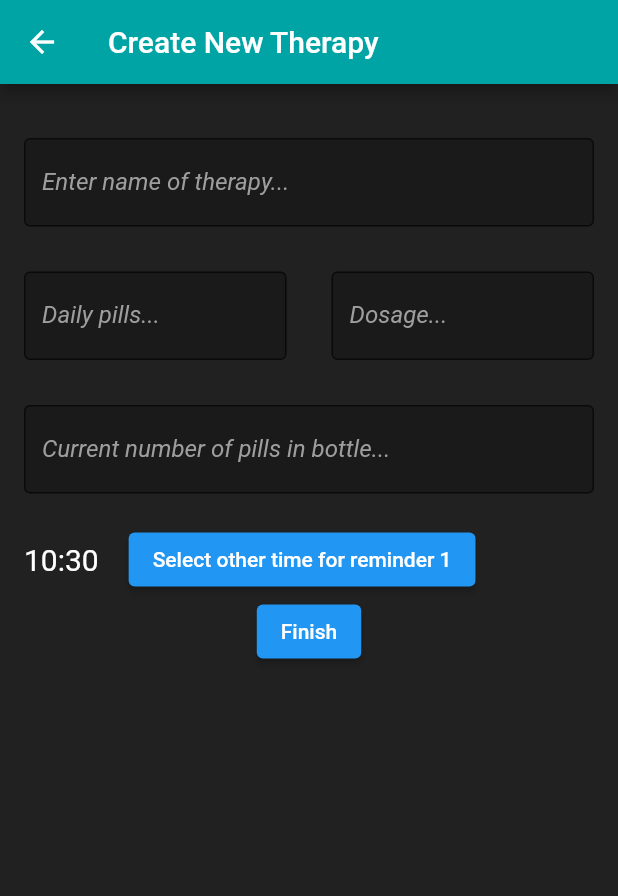
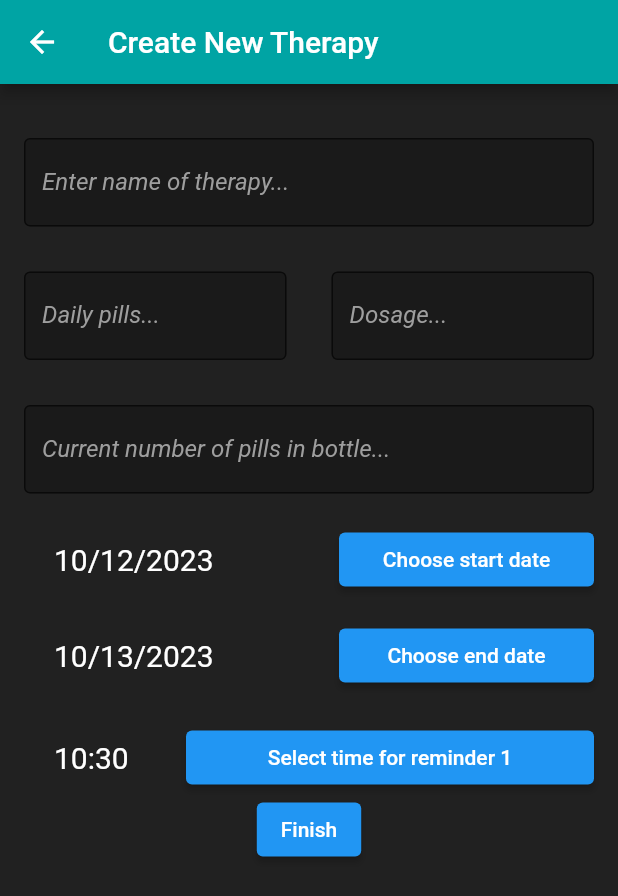
Before and after one commit to mirkomiki/medsearch, a Flutter app: the newTherapy screen opened by its route, on a phone screen of 412 x 824 dp. Shown: the top 896 px of the screen. Run offline on Flutter 3.47's test engine with Material 2 defaults, Android fonts, the phone set to English and light mode, and no system bars; our stand-ins replace animated_splash_screen, flutter_spinkit, syncfusion_flutter_datepicker; missing offline and left inert: animated_snack_bar, dart:ffi.

Commit message:
par dodataka

```diff
--- a/lib/Pages/newTherapy.dart
+++ b/lib/Pages/newTherapy.dart
@@ -1,8 +1,13 @@
 
 
+import 'dart:ffi';
+
 import 'package:flutter/material.dart';
+import 'package:medsearch/Pages/home.dart';
 import 'package:medsearch/TypesOfData/therapy.dart';
 import 'package:medsearch/globals.dart';
+import 'package:syncfusion_flutter_datepicker/datepicker.dart';
+
 class newTherapy extends StatefulWidget {
   const newTherapy({super.key});
 
@@ -11,33 +16,43 @@ class newTherapy extends StatefulWidget {
 }
 
 class _newTherapyState extends State<newTherapy> {
-
+  DateTime endDate = DateTime.now().add(const Duration(days: 1));
+  DateTime startDate = DateTime.now();
   TimeOfDay time = TimeOfDay.now();
   int index = 1;
   TextEditingController nameController = TextEditingController();
   TextEditingController pillsADayController = TextEditingController();
   TextEditingController pillsInBottleController = TextEditingController();
   TextEditingController dosageController = TextEditingController();
+
   late String name = nameController.text;
   late int? pillsADay = int.tryParse(pillsADayController.text);
   late int? dosage = int.tryParse(dosageController.text);
   late int? pillsInBottle= int.tryParse(pillsInBottleController.text);
+
   void finishAddTherapy(){
-      therapies.add(Therapy(name, dosage, pillsADay, pillsInBottle));
+      therapies.add(Therapy(name, dosage, pillsADay, pillsInBottle, startDate, endDate));
       // ignore: avoid_print
 
       nameController = TextEditingController();
       pillsADayController = TextEditingController();
       pillsInBottleController = TextEditingController();
       dosageController = TextEditingController();
+       Navigator.push(context,
+      MaterialPageRoute(builder: (context) => const Home()));
 
   }
-
-
   @override
   Widget build(BuildContext context) {
+
     final hours = time.hour.toString().padLeft(2, '0');
     final minutes = time.minute.toString().padLeft(2, '0');
+    final eday = endDate.day.toString();
+    final emonth = endDate.month.toString();
+    final eyear = endDate.year.toString();
+    final sday = startDate.day.toString();
+    final smonth = startDate.month.toString();
+    final syear = startDate.year.toString();
       return GestureDetector(
         onTap: () {
          FocusScope.of(context).requestFocus(FocusNode());
@@ -57,17 +72,20 @@ class _newTherapyState extends State<newTherapy> {
                       mainAxisAlignment: MainAxisAlignment.spaceEvenly,
                       children: <Widget>[
                         const Padding(padding: EdgeInsets.all(10)),
-                        TextFormField(
-                          style: const TextStyle(color: Colors.white),
-                          focusNode: FocusNode(),
-                          decoration: InputDecoration(
-                            border: const OutlineInputBorder(),
-                            labelText: 'Enter name of therapy...',
-                            labelStyle: TextStyle(fontStyle: FontStyle.italic,color: Colors.grey[500]),
-                            filled: true,
-                            fillColor: const Color.fromARGB(255, 26, 26, 26)
+                        TextFormField(style: const TextStyle(color: Colors.white),focusNode: FocusNode(),decoration: InputDecoration(border: const OutlineInputBorder(),  labelText: 'Enter name of therapy...', labelStyle: TextStyle(fontStyle: FontStyle.italic,color: Colors.grey[500]),filled: true,fillColor: const Color.fromARGB(255, 26, 26, 26)),controller: nameController,),
+                        const Padding(padding: EdgeInsets.all(15)),
+                        Row(
+                          mainAxisAlignment: MainAxisAlignment.spaceEvenly,
+                          crossAxisAlignment: CrossAxisAlignment.start,
+                        children: <Widget> [
+                            Flexible(
+                              child: TextFormField(style: const TextStyle(color: Colors.white),focusNode: FocusNode(),decoration: InputDecoration(border: const OutlineInputBorder(),  labelText: 'Daily pills...', labelStyle: TextStyle(fontStyle: FontStyle.italic,color: Colors.grey[500]),filled: true,fillColor: const Color.fromARGB(255, 26, 26, 26)),controller: pillsADayController,keyboardType: const TextInputType.numberWithOptions(decimal: false),),
                               ),
-                            controller: nameController,
+                            const Padding(padding: EdgeInsets.all(15)),
+                            Flexible(
+                              child: TextFormField(style: const TextStyle(color: Colors.white),  focusNode: FocusNode(),decoration: InputDecoration(border: const OutlineInputBorder(),  labelText: 'Dosage...', labelStyle: TextStyle(fontStyle: FontStyle.italic,color: Colors.grey[500]),filled: true,fillColor: const Color.fromARGB(255, 26, 26, 26),),controller: dosageController,keyboardType: const TextInputType.numberWithOptions(decimal: false),),
+                            ),
+                          ],
                         ),
                         const Padding(padding: EdgeInsets.all(15)),
                         Row(
@@ -75,71 +93,92 @@ class _newTherapyState extends State<newTherapy> {
                           crossAxisAlignment: CrossAxisAlignment.start,
                         children: <Widget> [
                             Flexible(
-                              child: TextFormField(
-                              style: const TextStyle(color: Colors.white),
-                              focusNode: FocusNode(),
-                              decoration: InputDecoration(
-                                border: const OutlineInputBorder(),
-                                labelText: 'Daily pills...',
-                                labelStyle: TextStyle(
-                                    fontStyle: FontStyle.italic,color: Colors.grey[500]),
-                                filled: true,
-                                fillColor: const Color.fromARGB(255, 26, 26, 26)
+                              child: TextFormField(style: const TextStyle(color: Colors.white),focusNode: FocusNode(),decoration: InputDecoration(border: const OutlineInputBorder(),  labelText: 'Current number of pills in bottle...', labelStyle: TextStyle(fontStyle: FontStyle.italic,color: Colors.grey[500]),filled: true,fillColor: const Color.fromARGB(255, 26, 26, 26)),controller: pillsInBottleController,keyboardType: const TextInputType.numberWithOptions(decimal: false),),
                               ),
-                                controller: pillsADayController,
-                                keyboardType: const TextInputType.numberWithOptions(decimal: false),
+                          ],
                         ),
+                        const Padding(padding: EdgeInsets.all(10)),
+                        /////////////////////////////////////////////////////////////////////////////////////////////////////////
+                         Row(
+                          children: <Widget>[
+                            const Padding(padding: EdgeInsets.all(10)),
+                            Expanded(flex: 1,child: Text('$smonth/$sday/$syear', style: const TextStyle(fontSize: 20, color: Colors.white),)),
+                            const Padding(padding: EdgeInsets.all(10)),
+                            Expanded(
+                              flex: 1,
+                              child: ElevatedButton(
+                                onPressed: () async{
+                                  DateTime? firstDay = await showDatePicker(
+                                    context: context,
+                                    firstDate: DateTime(2000),
+                                    lastDate: DateTime(2100),
+                                    builder: (context, child) {
+                                      return Theme(data: ThemeData.dark().copyWith(
+                                        dialogBackgroundColor: const Color.fromARGB(255, 32, 32, 32),
+
                                       ),
-                            const Padding(padding: EdgeInsets.all(15)),
-                            Flexible(
-                              child: TextFormField(
-                              style: const TextStyle(color: Colors.white),
-                              focusNode: FocusNode(),
-                              decoration: InputDecoration(
-                                border: const OutlineInputBorder(),
-                                labelText: 'Dosage...',
-                                labelStyle: TextStyle(fontStyle: FontStyle.italic,color: Colors.grey[500]),
-                                filled: true,
-                                fillColor: const Color.fromARGB(255, 26, 26, 26),
-                                ),
-                                controller: dosageController,
-                                keyboardType: const TextInputType.numberWithOptions(decimal: false),
+                                      child: child!);
+                                    },
+                                    initialDate: startDate);
+                                    if(firstDay == null) return;
+                                    setState(() =>
+                                      startDate = firstDay);
+                                    },
+                                child: Text('Choose start date')
                                 ),
                             ),
                           ],
                         ),
-                        const Padding(padding: EdgeInsets.all(15)),
+                        const Padding(padding: EdgeInsets.all(8)),
                         Row(
-                          mainAxisAlignment: MainAxisAlignment.spaceEvenly,
-                          crossAxisAlignment: CrossAxisAlignment.start,
+                          children: <Widget>[
+                            const Padding(padding: EdgeInsets.all(10)),
+                            Expanded(flex: 1,child: Text('$emonth/$eday/$eyear', style: const TextStyle(fontSize: 20, color: Colors.white),)),
+                            const Padding(padding: EdgeInsets.all(10)),
+                            Expanded(
+                              flex: 1,
+                              child: ElevatedButton(
+                                onPressed: () async{
+                                  DateTime? lastDay = await showDatePicker(
+                                    context: context,
+                                    firstDate: DateTime(2000),
+                                    lastDate: DateTime(2100),
+                                    builder: (context, child) {
+                                      return Theme(data: ThemeData.dark().copyWith(
+                                        dialogBackgroundColor: const Color.fromARGB(255, 32, 32, 32),
 
-                        children: <Widget> [
-                            Flexible(
-                              child: TextFormField(
-                              style: const TextStyle(color: Colors.white),
-                              focusNode: FocusNode(),
-                              decoration: InputDecoration(
-                                border: const OutlineInputBorder(),
-                                labelText: 'Current number of pills in bottle...',
-                                labelStyle: TextStyle(fontStyle: FontStyle.italic,color: Colors.grey[500]),
-                                filled: true,
-                                fillColor: const Color.fromARGB(255, 26, 26, 26)
                                       ),
-                                controller: pillsInBottleController,
-                                keyboardType: const TextInputType.numberWithOptions(decimal: false),
+                                      child: child!);
+                                    },
+                                    initialDate: endDate);
+                                    if(lastDay == null) return;
+                                    setState(() =>
+                                      endDate = lastDay);
+                                    },
+                                child: const Text('Choose end date'),
                                 ),
+                            ),
+                          ],
                         ),
 
 
-                          ],
-                        ),
+
+
+
+
+
+
+
+                        /////////////////////////////////////////////////////////////////////////////////////////////////////////
                         const Padding(padding: EdgeInsets.all(10)),
-
                         Row(
                           children: <Widget>[
-                            Text('$hours:$minutes', style: const TextStyle(fontSize: 20, color: Colors.white),),
                             const Padding(padding: EdgeInsets.all(10)),
-                            ElevatedButton(
+                            Expanded(flex: 1,child: Text('$hours:$minutes', style: const TextStyle(fontSize: 20, color: Colors.white),)),
+                            const Padding(padding: EdgeInsets.all(10)),
+                            Expanded(
+                              flex: 4,
+                              child: ElevatedButton(
                                 onPressed: () async{
                                   TimeOfDay? newTime = await showTimePicker(
                                     context: context,
@@ -155,21 +194,25 @@ class _newTherapyState extends State<newTherapy> {
                                     setState(() =>
                                       time = newTime);
                                     },
-                              child: Text('Select other time for reminder $index')
+                                child: Text('Select time for reminder $index')
+                                ),
                             ),
                           ],
                         ),
                         ElevatedButton(
                           onPressed: () {finishAddTherapy();},
                           child: const Text('Finish')),
-
                       ],
                     ),
-                  ),
+
                   ),
                 ),
 
               ),
+
+        ),
+
       );
+
   }
 }
--- a/lib/TypesOfData/therapy.dart
+++ b/lib/TypesOfData/therapy.dart
@@ -6,12 +6,16 @@ class Therapy{
   List<DateTime> timeToTake = []; //koliko puta dnevno
   late DateTime overallTakingTime; //dokad se uzima
   int? pillsAvaliable = 0;
+  DateTime lastDay = DateTime.now();
+  DateTime firstDay = DateTime.now();
 
   //Constructor
-  Therapy(String name, int? dosage, int? timesADay, int? pillsInBottle){
+  Therapy(String name, int? dosage, int? timesADay, int? pillsInBottle, firstDay, lastDay, ){
     this.name = name;
     this.dosage = dosage;
     this.timesADay = timesADay;
     pillsAvaliable = pillsInBottle;
+    this.lastDay = lastDay;
+    this.firstDay = firstDay;
   }
 }
--- a/lib/globals.dart
+++ b/lib/globals.dart
@@ -3,9 +3,9 @@ import 'package:medsearch/TypesOfData/therapy.dart';
 // FILE WITH GLOBAL VARIABLES AND FUNCTIONS
 
 List<Therapy> therapies = [
-    Therapy('Sinersul', 500, 1, 20),
-    Therapy('Brufen', 1000, 2, 40),
-    Therapy('Redbull', 330, 1, 1),
+    Therapy('Sinersul', 500, 1, 20, DateTime.now(), DateTime.now()),
+    Therapy('Brufen', 1000, 2, 40, DateTime.now(), DateTime.now()),
+    Therapy('Redbull', 330, 1, 1, DateTime.now(), DateTime.now()),
   ];
   List<Therapy> getTherapies(){
     return therapies;
--- a/pubspec.yaml
+++ b/pubspec.yaml
@@ -40,6 +40,7 @@ dependencies:
   page_transition: ^2.1.0
   flutter_spinkit: ^5.2.0
   persistent_bottom_nav_bar: ^5.0.2
+  syncfusion_flutter_datepicker: ^23.1.40
 
 dev_dependencies:
   flutter_test:
```
Also changed, not shown: pubspec.lock. Lines whose indentation alone changed are shown as unchanged.
